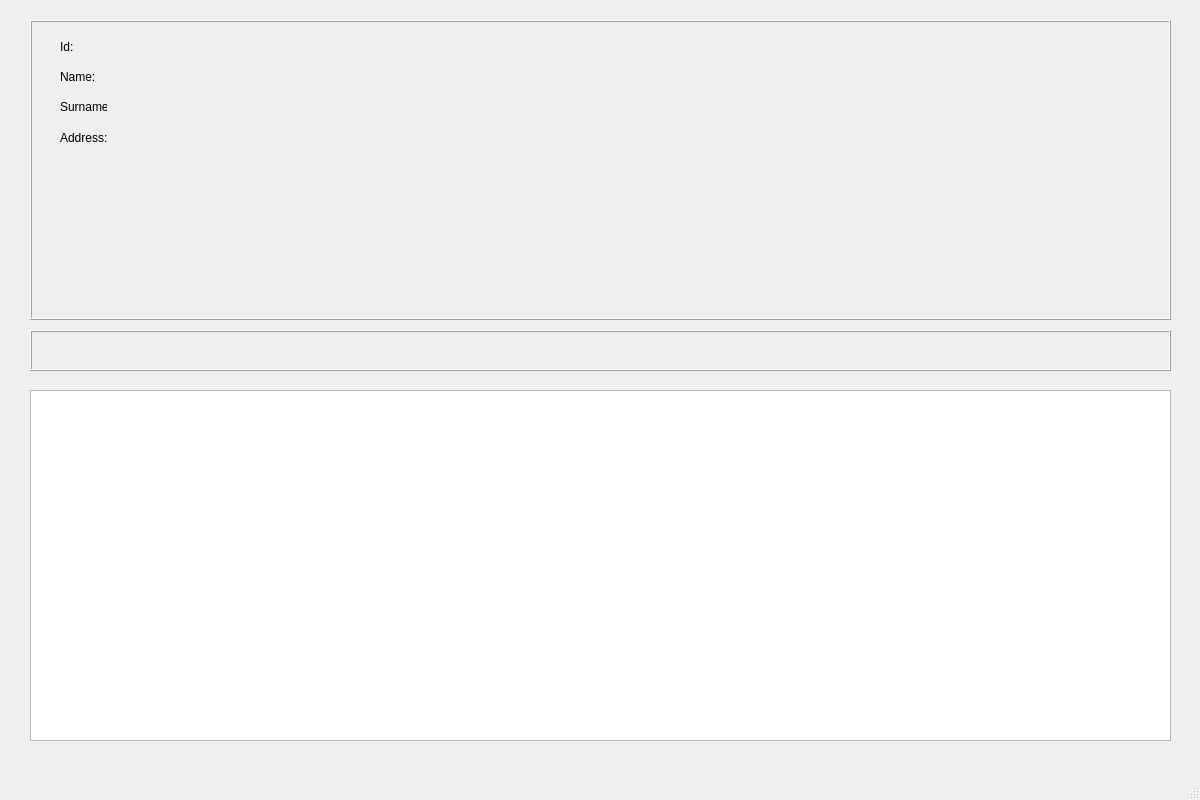
DiegoSabir/InterfaceDevelopment, file RibasGonzalezR/templates/MainWindow.ui: the form before one commit.
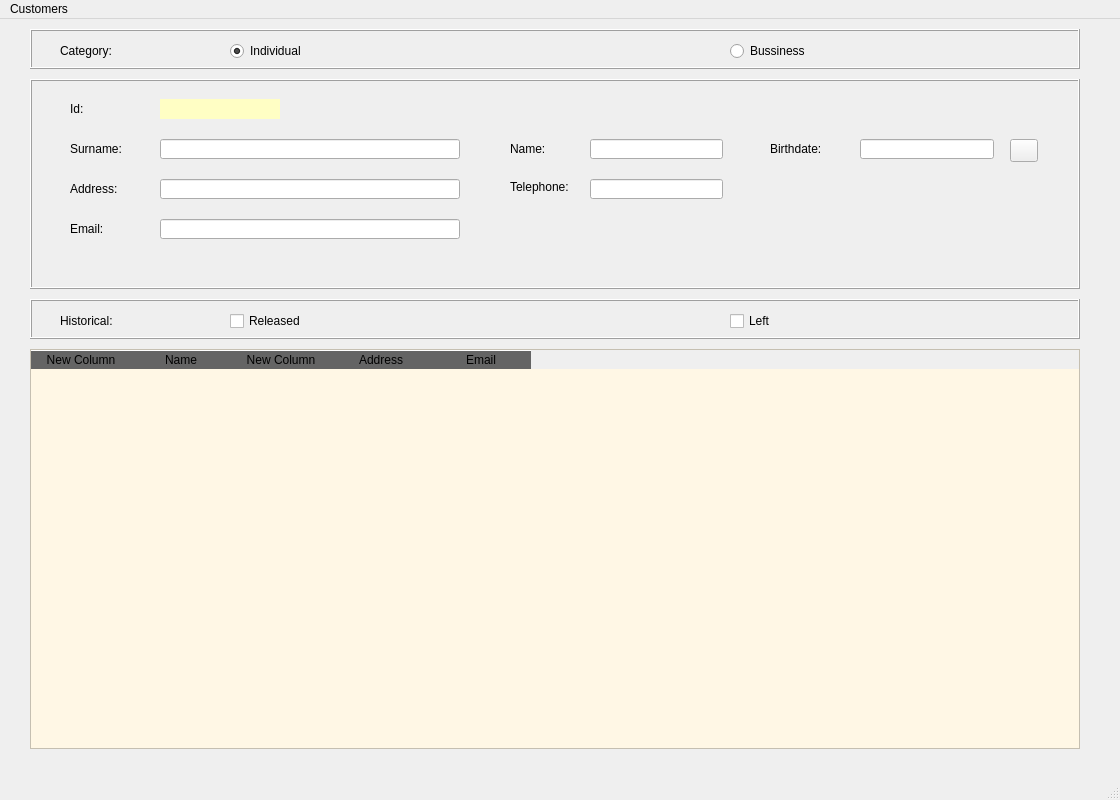
The form after the commit. Icons and pictures are not drawn.

```diff
--- a/RibasGonzalezR/templates/MainWindow.ui
+++ b/RibasGonzalezR/templates/MainWindow.ui
@@ -6,19 +6,19 @@
    <rect>
     <x>0</x>
     <y>0</y>
-    <width>1200</width>
+    <width>1120</width>
     <height>800</height>
    </rect>
   </property>
   <property name="minimumSize">
    <size>
-    <width>1200</width>
+    <width>1120</width>
     <height>800</height>
    </size>
   </property>
   <property name="maximumSize">
    <size>
-    <width>1200</width>
+    <width>1120</width>
     <height>800</height>
    </size>
   </property>
@@ -30,23 +30,26 @@
     <property name="geometry">
      <rect>
       <x>30</x>
-      <y>20</y>
-      <width>1141</width>
-      <height>300</height>
+      <y>60</y>
+      <width>1050</width>
+      <height>210</height>
      </rect>
     </property>
     <property name="minimumSize">
      <size>
-      <width>1141</width>
-      <height>300</height>
+      <width>1050</width>
+      <height>210</height>
      </size>
     </property>
     <property name="maximumSize">
      <size>
-      <width>1141</width>
-      <height>300</height>
+      <width>1050</width>
+      <height>210</height>
      </size>
     </property>
+    <property name="styleSheet">
+     <string notr="true"/>
+    </property>
     <property name="frameShape">
      <enum>QFrame::Box</enum>
     </property>
@@ -56,12 +59,24 @@
     <widget class="QLabel" name="lblIdCustomer">
      <property name="geometry">
       <rect>
-       <x>30</x>
+       <x>40</x>
        <y>20</y>
-       <width>47</width>
-       <height>13</height>
+       <width>70</width>
+       <height>20</height>
       </rect>
      </property>
+     <property name="minimumSize">
+      <size>
+       <width>70</width>
+       <height>20</height>
+      </size>
+     </property>
+     <property name="maximumSize">
+      <size>
+       <width>70</width>
+       <height>20</height>
+      </size>
+     </property>
      <property name="text">
       <string>Id:</string>
      </property>
@@ -69,12 +84,24 @@
     <widget class="QLabel" name="lblName">
      <property name="geometry">
       <rect>
-       <x>30</x>
-       <y>50</y>
-       <width>47</width>
-       <height>13</height>
+       <x>480</x>
+       <y>60</y>
+       <width>70</width>
+       <height>20</height>
       </rect>
      </property>
+     <property name="minimumSize">
+      <size>
+       <width>70</width>
+       <height>20</height>
+      </size>
+     </property>
+     <property name="maximumSize">
+      <size>
+       <width>70</width>
+       <height>20</height>
+      </size>
+     </property>
      <property name="text">
       <string>Name:</string>
      </property>
@@ -82,12 +109,24 @@
     <widget class="QLabel" name="lblSurname">
      <property name="geometry">
       <rect>
-       <x>30</x>
-       <y>80</y>
-       <width>47</width>
-       <height>13</height>
+       <x>40</x>
+       <y>60</y>
+       <width>70</width>
+       <height>20</height>
       </rect>
      </property>
+     <property name="minimumSize">
+      <size>
+       <width>70</width>
+       <height>20</height>
+      </size>
+     </property>
+     <property name="maximumSize">
+      <size>
+       <width>70</width>
+       <height>20</height>
+      </size>
+     </property>
      <property name="text">
       <string>Surname:</string>
      </property>
@@ -95,42 +134,533 @@
     <widget class="QLabel" name="lblAddress">
      <property name="geometry">
       <rect>
-       <x>30</x>
-       <y>110</y>
-       <width>61</width>
-       <height>16</height>
+       <x>40</x>
+       <y>100</y>
+       <width>70</width>
+       <height>20</height>
       </rect>
      </property>
+     <property name="minimumSize">
+      <size>
+       <width>70</width>
+       <height>20</height>
+      </size>
+     </property>
+     <property name="maximumSize">
+      <size>
+       <width>70</width>
+       <height>20</height>
+      </size>
+     </property>
      <property name="text">
       <string>Address:</string>
      </property>
     </widget>
-   </widget>
-   <widget class="QFrame" name="frame_2">
-    <property name="geometry">
-     <rect>
-      <x>30</x>
-      <y>330</y>
-      <width>1141</width>
-      <height>41</height>
-     </rect>
-    </property>
-    <property name="frameShape">
-     <enum>QFrame::Box</enum>
-    </property>
-    <property name="frameShadow">
-     <enum>QFrame::Raised</enum>
-    </property>
+    <widget class="QLabel" name="lblBirthdate">
+     <property name="geometry">
+      <rect>
+       <x>740</x>
+       <y>60</y>
+       <width>80</width>
+       <height>20</height>
+      </rect>
+     </property>
+     <property name="minimumSize">
+      <size>
+       <width>80</width>
+       <height>20</height>
+      </size>
+     </property>
+     <property name="maximumSize">
+      <size>
+       <width>80</width>
+       <height>20</height>
+      </size>
+     </property>
+     <property name="text">
+      <string>Birthdate:</string>
+     </property>
+    </widget>
+    <widget class="QLabel" name="lblTelephone">
+     <property name="geometry">
+      <rect>
+       <x>480</x>
+       <y>100</y>
+       <width>71</width>
+       <height>16</height>
+      </rect>
+     </property>
+     <property name="text">
+      <string>Telephone:</string>
+     </property>
+    </widget>
+    <widget class="QLabel" name="lblEmail">
+     <property name="geometry">
+      <rect>
+       <x>40</x>
+       <y>140</y>
+       <width>70</width>
+       <height>20</height>
+      </rect>
+     </property>
+     <property name="minimumSize">
+      <size>
+       <width>70</width>
+       <height>20</height>
+      </size>
+     </property>
+     <property name="maximumSize">
+      <size>
+       <width>70</width>
+       <height>20</height>
+      </size>
+     </property>
+     <property name="text">
+      <string>Email:</string>
+     </property>
+    </widget>
+    <widget class="QLabel" name="lblId">
+     <property name="geometry">
+      <rect>
+       <x>130</x>
+       <y>20</y>
+       <width>120</width>
+       <height>20</height>
+      </rect>
+     </property>
+     <property name="minimumSize">
+      <size>
+       <width>120</width>
+       <height>20</height>
+      </size>
+     </property>
+     <property name="maximumSize">
+      <size>
+       <width>120</width>
+       <height>20</height>
+      </size>
+     </property>
+     <property name="styleSheet">
+      <string notr="true">background:  rgb(255, 254, 196)</string>
+     </property>
+     <property name="text">
+      <string/>
+     </property>
+     <property name="alignment">
+      <set>Qt::AlignCenter</set>
+     </property>
+    </widget>
+    <widget class="QLineEdit" name="txtName">
+     <property name="geometry">
+      <rect>
+       <x>560</x>
+       <y>60</y>
+       <width>133</width>
+       <height>20</height>
+      </rect>
+     </property>
+     <property name="minimumSize">
+      <size>
+       <width>0</width>
+       <height>20</height>
+      </size>
+     </property>
+    </widget>
+    <widget class="QLineEdit" name="txtSurname">
+     <property name="geometry">
+      <rect>
+       <x>130</x>
+       <y>60</y>
+       <width>300</width>
+       <height>20</height>
+      </rect>
+     </property>
+     <property name="minimumSize">
+      <size>
+       <width>300</width>
+       <height>20</height>
+      </size>
+     </property>
+     <property name="maximumSize">
+      <size>
+       <width>300</width>
+       <height>20</height>
+      </size>
+     </property>
+    </widget>
+    <widget class="QLineEdit" name="txtAddress">
+     <property name="geometry">
+      <rect>
+       <x>130</x>
+       <y>100</y>
+       <width>300</width>
+       <height>20</height>
+      </rect>
+     </property>
+     <property name="minimumSize">
+      <size>
+       <width>300</width>
+       <height>20</height>
+      </size>
+     </property>
+     <property name="maximumSize">
+      <size>
+       <width>300</width>
+       <height>20</height>
+      </size>
+     </property>
+    </widget>
+    <widget class="QLineEdit" name="txtTelephone">
+     <property name="geometry">
+      <rect>
+       <x>560</x>
+       <y>100</y>
+       <width>133</width>
+       <height>20</height>
+      </rect>
+     </property>
+     <property name="minimumSize">
+      <size>
+       <width>0</width>
+       <height>20</height>
+      </size>
+     </property>
+     <property name="alignment">
+      <set>Qt::AlignCenter</set>
+     </property>
+    </widget>
+    <widget class="QLineEdit" name="txtEmail">
+     <property name="geometry">
+      <rect>
+       <x>130</x>
+       <y>140</y>
+       <width>300</width>
+       <height>20</height>
+      </rect>
+     </property>
+     <property name="minimumSize">
+      <size>
+       <width>300</width>
+       <height>20</height>
+      </size>
+     </property>
+     <property name="maximumSize">
+      <size>
+       <width>300</width>
+       <height>20</height>
+      </size>
+     </property>
+    </widget>
+    <widget class="QLineEdit" name="txtBirthdate">
+     <property name="geometry">
+      <rect>
+       <x>830</x>
+       <y>60</y>
+       <width>134</width>
+       <height>20</height>
+      </rect>
+     </property>
+     <property name="minimumSize">
+      <size>
+       <width>120</width>
+       <height>20</height>
+      </size>
+     </property>
+     <property name="alignment">
+      <set>Qt::AlignCenter</set>
+     </property>
+    </widget>
+    <widget class="QPushButton" name="btnCalendario">
+     <property name="geometry">
+      <rect>
+       <x>980</x>
+       <y>60</y>
+       <width>28</width>
+       <height>23</height>
+      </rect>
+     </property>
+     <property name="maximumSize">
+      <size>
+       <width>32</width>
+       <height>23</height>
+      </size>
+     </property>
+     <property name="text">
+      <string/>
+     </property>
+     <property name="icon">
+      <iconset>
+       <normaloff>../../RibasGonzalez/img/calendario.ico</normaloff>../../RibasGonzalez/img/calendario.ico</iconset>
+     </property>
+    </widget>
    </widget>
    <widget class="QTableWidget" name="tableWidget">
     <property name="geometry">
      <rect>
       <x>30</x>
-      <y>390</y>
-      <width>1141</width>
-      <height>351</height>
+      <y>330</y>
+      <width>1050</width>
+      <height>400</height>
      </rect>
     </property>
+    <property name="minimumSize">
+     <size>
+      <width>1050</width>
+      <height>400</height>
+     </size>
+    </property>
+    <property name="maximumSize">
+     <size>
+      <width>1050</width>
+      <height>400</height>
+     </size>
+    </property>
+    <property name="styleSheet">
+     <string notr="true">QHeaderView::section:horizontal
+{
+border-top: 1px solid #ffffff;
+color:'white';
+font: 11pt &quot;Arial&quot;;
+background-color: 
+rgb(100, 100, 100)
+}
+QTableView{
+background-color: 
+rgb(255, 247, 229)
+}
+QTableWidget::item:selected {
+    background-color: rgb(255, 241, 150);
+color:'black';
+}</string>
+    </property>
+    <column>
+     <property name="text">
+      <string>New Column</string>
+     </property>
+    </column>
+    <column>
+     <property name="text">
+      <string>Name</string>
+     </property>
+    </column>
+    <column>
+     <property name="text">
+      <string>New Column</string>
+     </property>
+    </column>
+    <column>
+     <property name="text">
+      <string>Address</string>
+     </property>
+    </column>
+    <column>
+     <property name="text">
+      <string>Email</string>
+     </property>
+    </column>
+   </widget>
+   <widget class="QFrame" name="frame_2">
+    <property name="geometry">
+     <rect>
+      <x>30</x>
+      <y>10</y>
+      <width>1050</width>
+      <height>40</height>
+     </rect>
+    </property>
+    <property name="minimumSize">
+     <size>
+      <width>1050</width>
+      <height>40</height>
+     </size>
+    </property>
+    <property name="maximumSize">
+     <size>
+      <width>1050</width>
+      <height>40</height>
+     </size>
+    </property>
+    <property name="frameShape">
+     <enum>QFrame::Box</enum>
+    </property>
+    <property name="frameShadow">
+     <enum>QFrame::Raised</enum>
+    </property>
+    <widget class="QLabel" name="lblCategory">
+     <property name="geometry">
+      <rect>
+       <x>30</x>
+       <y>12</y>
+       <width>70</width>
+       <height>20</height>
+      </rect>
+     </property>
+     <property name="minimumSize">
+      <size>
+       <width>70</width>
+       <height>20</height>
+      </size>
+     </property>
+     <property name="maximumSize">
+      <size>
+       <width>70</width>
+       <height>20</height>
+      </size>
+     </property>
+     <property name="text">
+      <string>Category:</string>
+     </property>
+    </widget>
+    <widget class="QRadioButton" name="rbtIndividual">
+     <property name="geometry">
+      <rect>
+       <x>200</x>
+       <y>12</y>
+       <width>300</width>
+       <height>20</height>
+      </rect>
+     </property>
+     <property name="minimumSize">
+      <size>
+       <width>300</width>
+       <height>20</height>
+      </size>
+     </property>
+     <property name="maximumSize">
+      <size>
+       <width>300</width>
+       <height>20</height>
+      </size>
+     </property>
+     <property name="text">
+      <string>Individual</string>
+     </property>
+     <property name="checked">
+      <bool>true</bool>
+     </property>
+    </widget>
+    <widget class="QRadioButton" name="rbtBussiness">
+     <property name="geometry">
+      <rect>
+       <x>700</x>
+       <y>12</y>
+       <width>300</width>
+       <height>20</height>
+      </rect>
+     </property>
+     <property name="minimumSize">
+      <size>
+       <width>300</width>
+       <height>20</height>
+      </size>
+     </property>
+     <property name="maximumSize">
+      <size>
+       <width>300</width>
+       <height>20</height>
+      </size>
+     </property>
+     <property name="text">
+      <string>Bussiness</string>
+     </property>
+    </widget>
+   </widget>
+   <widget class="QFrame" name="frame_3">
+    <property name="geometry">
+     <rect>
+      <x>30</x>
+      <y>280</y>
+      <width>1050</width>
+      <height>40</height>
+     </rect>
+    </property>
+    <property name="minimumSize">
+     <size>
+      <width>1050</width>
+      <height>40</height>
+     </size>
+    </property>
+    <property name="maximumSize">
+     <size>
+      <width>1050</width>
+      <height>40</height>
+     </size>
+    </property>
+    <property name="frameShape">
+     <enum>QFrame::Box</enum>
+    </property>
+    <property name="frameShadow">
+     <enum>QFrame::Raised</enum>
+    </property>
+    <widget class="QLabel" name="lblHistorical">
+     <property name="geometry">
+      <rect>
+       <x>30</x>
+       <y>12</y>
+       <width>70</width>
+       <height>20</height>
+      </rect>
+     </property>
+     <property name="minimumSize">
+      <size>
+       <width>70</width>
+       <height>20</height>
+      </size>
+     </property>
+     <property name="maximumSize">
+      <size>
+       <width>70</width>
+       <height>20</height>
+      </size>
+     </property>
+     <property name="text">
+      <string>Historical:</string>
+     </property>
+    </widget>
+    <widget class="QCheckBox" name="chkRelease">
+     <property name="geometry">
+      <rect>
+       <x>200</x>
+       <y>12</y>
+       <width>300</width>
+       <height>20</height>
+      </rect>
+     </property>
+     <property name="minimumSize">
+      <size>
+       <width>300</width>
+       <height>20</height>
+      </size>
+     </property>
+     <property name="maximumSize">
+      <size>
+       <width>300</width>
+       <height>20</height>
+      </size>
+     </property>
+     <property name="text">
+      <string>Released</string>
+     </property>
+    </widget>
+    <widget class="QCheckBox" name="chkLeave">
+     <property name="geometry">
+      <rect>
+       <x>700</x>
+       <y>12</y>
+       <width>300</width>
+       <height>20</height>
+      </rect>
+     </property>
+     <property name="minimumSize">
+      <size>
+       <width>300</width>
+       <height>20</height>
+      </size>
+     </property>
+     <property name="text">
+      <string>Left</string>
+     </property>
+    </widget>
    </widget>
   </widget>
   <widget class="QMenuBar" name="menubar">
@@ -138,10 +668,16 @@
     <rect>
      <x>0</x>
      <y>0</y>
-     <width>1200</width>
+     <width>1120</width>
      <height>21</height>
     </rect>
    </property>
+   <widget class="QMenu" name="menuCustomers">
+    <property name="title">
+     <string>Customers</string>
+    </property>
+   </widget>
+   <addaction name="menuCustomers"/>
   </widget>
   <widget class="QStatusBar" name="statusbar"/>
  </widget>
```
